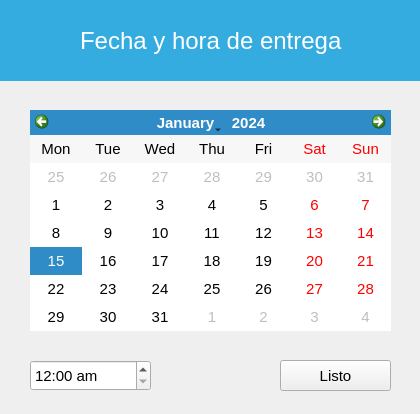
The window that src/CrearVenta/Ui_FechaEntrega.ui (ivanperez-7/printpos) describes before a commit, drawn with Qt 5.
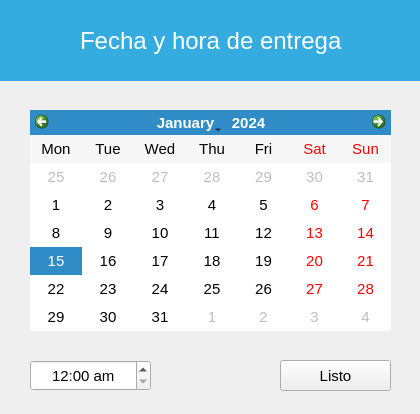
The same window after the commit. Icons and pictures are not drawn.

The edit to the form file:
```diff
--- a/src/CrearVenta/Ui_FechaEntrega.ui
+++ b/src/CrearVenta/Ui_FechaEntrega.ui
@@ -143,6 +143,9 @@
      <pointsize>11</pointsize>
     </font>
    </property>
+   <property name="alignment">
+    <set>Qt::AlignCenter</set>
+   </property>
    <property name="displayFormat">
     <string>h:mm ap</string>
    </property>
```
Left out of the diff: 5 changed lines with no effect on the pictures.
